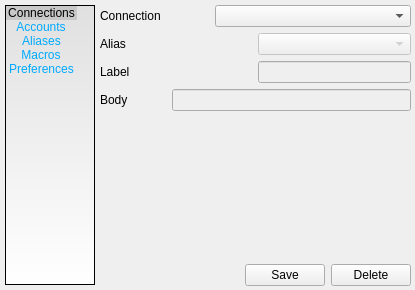
Old version of the form src/devclient/gui_src/gui_option.ui in the repository develer-staff/devclient.
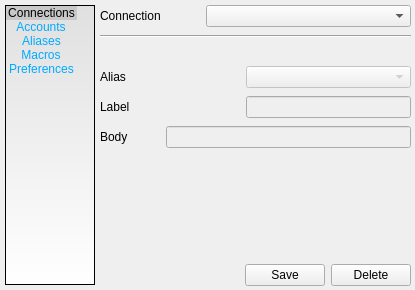
New version of the form. The open tabs and pages were chosen to show the change. Icons and pictures are not drawn.

Commit message: leggere modifiche all'interfaccia del widget delle opzioni

Patch:
```diff
--- a/src/devclient/gui_src/gui_option.ui
+++ b/src/devclient/gui_src/gui_option.ui
@@ -470,6 +470,12 @@
      <layout class="QGridLayout" >
       <item row="0" column="0" colspan="2" >
        <layout class="QGridLayout" >
+        <property name="horizontalSpacing" >
+         <number>0</number>
+        </property>
+        <property name="verticalSpacing" >
+         <number>8</number>
+        </property>
         <item row="0" column="0" colspan="2" >
          <widget class="QLabel" name="label_conn_alias" >
           <property name="sizePolicy" >
@@ -499,7 +505,7 @@
           </property>
          </widget>
         </item>
-        <item row="1" column="0" >
+        <item row="3" column="0" >
          <widget class="QLabel" name="label_alias_alias" >
           <property name="sizePolicy" >
            <sizepolicy vsizetype="Preferred" hsizetype="Fixed" >
@@ -518,7 +524,7 @@
           </property>
          </widget>
         </item>
-        <item row="1" column="1" colspan="2" >
+        <item row="3" column="1" colspan="2" >
          <spacer>
           <property name="orientation" >
            <enum>Qt::Horizontal</enum>
@@ -534,7 +540,7 @@
           </property>
          </spacer>
         </item>
-        <item row="1" column="3" >
+        <item row="3" column="3" >
          <widget class="QComboBox" name="list_alias" >
           <property name="enabled" >
            <bool>false</bool>
@@ -547,7 +553,7 @@
           </property>
          </widget>
         </item>
-        <item row="2" column="0" >
+        <item row="4" column="0" >
          <widget class="QLabel" name="label_label_alias" >
           <property name="sizePolicy" >
            <sizepolicy vsizetype="Preferred" hsizetype="Fixed" >
@@ -566,7 +572,7 @@
           </property>
          </widget>
         </item>
-        <item row="2" column="1" colspan="2" >
+        <item row="4" column="1" colspan="2" >
          <spacer>
           <property name="orientation" >
            <enum>Qt::Horizontal</enum>
@@ -582,14 +588,14 @@
           </property>
          </spacer>
         </item>
-        <item row="2" column="3" >
+        <item row="4" column="3" >
          <widget class="QLineEdit" name="label_alias" >
           <property name="enabled" >
            <bool>false</bool>
           </property>
          </widget>
         </item>
-        <item row="3" column="0" >
+        <item row="5" column="0" >
          <widget class="QLabel" name="label_body_alias" >
           <property name="sizePolicy" >
            <sizepolicy vsizetype="Preferred" hsizetype="Fixed" >
@@ -608,13 +614,36 @@
           </property>
          </widget>
         </item>
-        <item row="3" column="1" colspan="3" >
+        <item row="5" column="1" colspan="3" >
          <widget class="QLineEdit" name="body_alias" >
           <property name="enabled" >
            <bool>false</bool>
           </property>
          </widget>
         </item>
+        <item row="1" column="0" colspan="4" >
+         <widget class="Line" name="line_2" >
+          <property name="orientation" >
+           <enum>Qt::Horizontal</enum>
+          </property>
+         </widget>
+        </item>
+        <item row="2" column="0" colspan="4" >
+         <spacer>
+          <property name="orientation" >
+           <enum>Qt::Vertical</enum>
+          </property>
+          <property name="sizeType" >
+           <enum>QSizePolicy::Fixed</enum>
+          </property>
+          <property name="sizeHint" >
+           <size>
+            <width>20</width>
+            <height>20</height>
+           </size>
+          </property>
+         </spacer>
+        </item>
        </layout>
       </item>
       <item row="1" column="0" colspan="2" >
```
Left out of the diff: 78 changed lines with no effect on the pictures. The commit also changes 1 other file.
